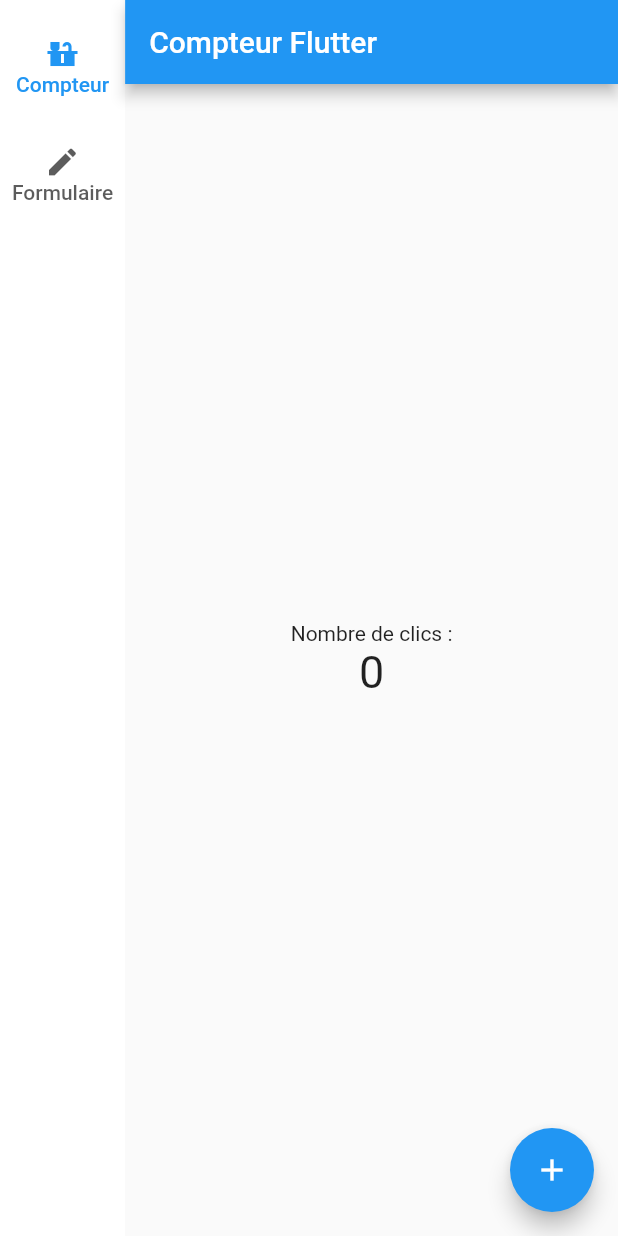
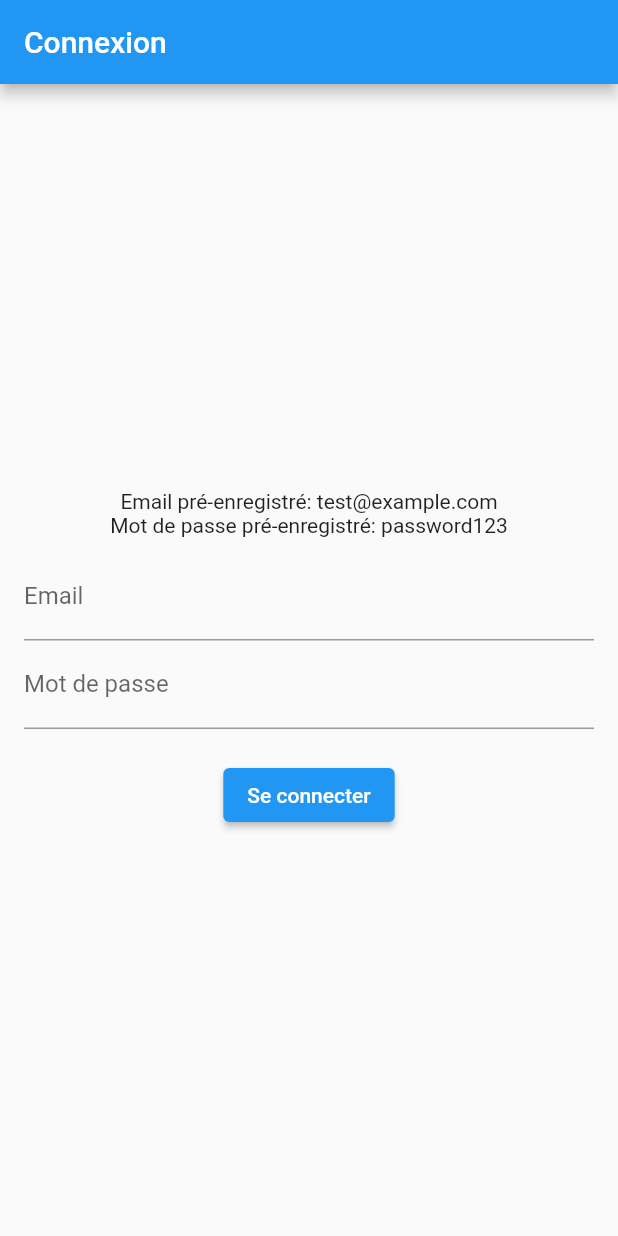
Before and after one commit to LucasEsti/first-flutter-app, a Flutter app: the screen it shows after launch, on a phone screen of 412 x 824 dp. Run offline on Flutter 3.47's test engine with Material 2 defaults, Android fonts, the phone set to English and light mode, and no system bars.

Commit message:
ajout page login avec password crypté

```diff
--- a/lib/main.dart
+++ b/lib/main.dart
@@ -1,4 +1,7 @@
 import 'package:flutter/material.dart';
+import 'dart:developer' as developer;
+import 'dart:convert';
+import 'package:crypto/crypto.dart';
 import 'screens/second_page.dart';
 
 void main() {
@@ -8,9 +11,107 @@ void main() {
 class MyApp extends StatelessWidget {
   @override
   Widget build(BuildContext context) {
+    developer.log('Application démarrée', name: 'MyApp');
     return MaterialApp(
       debugShowCheckedModeBanner: false,
-      home: MainScreen(),
+      home: LoginPage(),
+    );
+  }
+}
+
+String hashPassword(String password) {
+  return sha256.convert(utf8.encode(password)).toString();
+}
+
+bool verifyPassword(String enteredPassword, String storedHash) {
+  return hashPassword(enteredPassword) == storedHash;
+}
+
+final List<Map<String, String>> users = [
+  {'email': 'test@example.com', 'password': hashPassword('password123')},
+  {'email': 'user@example.com', 'password': hashPassword('securepass')},
+];
+
+class LoginPage extends StatefulWidget {
+  @override
+  _LoginPageState createState() => _LoginPageState();
+}
+
+class _LoginPageState extends State<LoginPage> {
+  final TextEditingController _emailController = TextEditingController();
+  final TextEditingController _passwordController = TextEditingController();
+  final GlobalKey<FormState> _formKey = GlobalKey<FormState>();
+
+  void _login() {
+    if (_formKey.currentState!.validate()) {
+      String email = _emailController.text;
+      String password = _passwordController.text;
+
+      final user = users.firstWhere(
+        (user) => user['email'] == email && verifyPassword(password, user['password']!),
+        orElse: () => {},
+      );
+
+      if (user.isNotEmpty) {
+        developer.log('Connexion réussie avec email: $email', name: 'LoginPage');
+        Navigator.push(
+          context,
+          MaterialPageRoute(builder: (context) => MainScreen()),
+        );
+      } else {
+        developer.log('Échec de la connexion: email ou mot de passe incorrect', name: 'LoginPage');
+        ScaffoldMessenger.of(context).showSnackBar(
+          SnackBar(content: Text('Email ou mot de passe incorrect')),
+        );
+      }
+    }
+  }
+
+  @override
+  Widget build(BuildContext context) {
+    return Scaffold(
+      appBar: AppBar(title: Text("Connexion")),
+      body: Padding(
+        padding: const EdgeInsets.all(16.0),
+        child: Form(
+          key: _formKey,
+          child: Column(
+            mainAxisAlignment: MainAxisAlignment.center,
+            children: [
+              Text("Email pré-enregistré: test@example.com"),
+              Text("Mot de passe pré-enregistré: password123"),
+              SizedBox(height: 10),
+              TextFormField(
+                controller: _emailController,
+                decoration: InputDecoration(labelText: 'Email'),
+                keyboardType: TextInputType.emailAddress,
+                validator: (value) {
+                  if (value == null || value.isEmpty) {
+                    return 'Veuillez entrer un email';
+                  }
+                  return null;
+                },
+              ),
+              TextFormField(
+                controller: _passwordController,
+                decoration: InputDecoration(labelText: 'Mot de passe'),
+                obscureText: true,
+                validator: (value) {
+                  if (value == null || value.isEmpty) {
+                    return 'Veuillez entrer un mot de passe';
+                  }
+                  return null;
+                },
+              ),
+              SizedBox(height: 20),
+              ElevatedButton(
+                onPressed: _login,
+                child: Text("Se connecter"),
+              ),
+            ],
+          ),
+        ),
+      ),
     );
   }
 }
@@ -28,18 +129,22 @@ class _MainScreenState extends State<MainScreen> {
     SecondPage(),
   ];
 
+  void _onDestinationSelected(int index) {
+    developer.log('Navigation vers la page: $index', name: 'MainScreen');
+    setState(() {
+      _selectedIndex = index;
+    });
+  }
+
   @override
   Widget build(BuildContext context) {
     return Scaffold(
+      appBar: AppBar(title: Text("Menu")),
       body: Row(
         children: [
           NavigationRail(
             selectedIndex: _selectedIndex,
-            onDestinationSelected: (int index) {
-              setState(() {
-                _selectedIndex = index;
-              });
-            },
+            onDestinationSelected: _onDestinationSelected,
             labelType: NavigationRailLabelType.all,
             destinations: [
               NavigationRailDestination(
@@ -61,7 +166,6 @@ class _MainScreenState extends State<MainScreen> {
   }
 }
 
-// Première page (Compteur)
 class CounterPage extends StatefulWidget {
   @override
   _CounterPageState createState() => _CounterPageState();
@@ -74,6 +178,7 @@ class _CounterPageState extends State<CounterPage> {
     setState(() {
       _counter++;
     });
+    developer.log('Compteur incrémenté: $_counter', name: 'CounterPage');
   }
 
   @override
--- a/pubspec.yaml
+++ b/pubspec.yaml
@@ -14,6 +14,7 @@ dependencies:
 
   english_words: ^4.0.0
   provider: ^6.0.0
+  crypto: ^3.0.3
 
 dev_dependencies:
   flutter_test:
```
Also changed, not shown: pubspec.lock.
